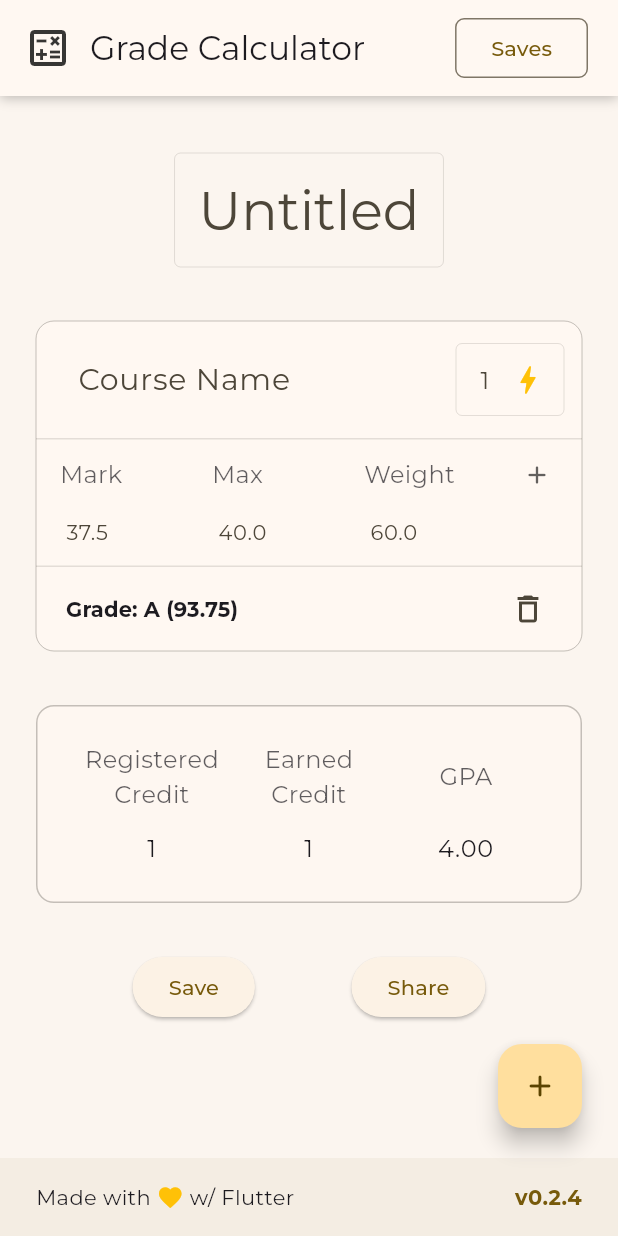
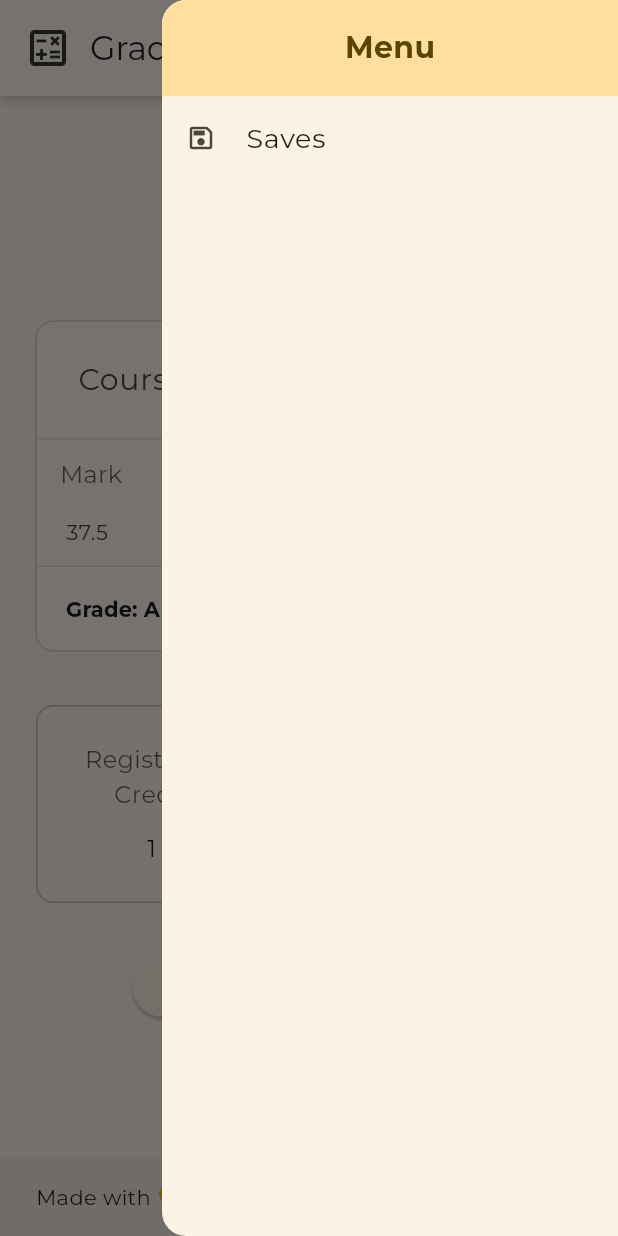
Before and after one commit to aminbadh/tbs_grade_calculator, a Flutter app: the screen it shows after launch, with the side drawer open (before the commit the screen has no drawer), on a phone screen of 412 x 824 dp. Run offline on Flutter 3.47's test engine with Material 3 defaults, Android fonts, the phone set to English and light mode, and no system bars; our stand-ins replace google_fonts, package_info_plus, shared_preferences.

Commit message:
Add End Drawer

```diff
--- /dev/null
+++ b/lib/components/end_drawer.dart
@@ -0,0 +1,39 @@
+import 'package:flutter/material.dart';
+
+class EndDrawer extends StatelessWidget {
+  const EndDrawer({super.key});
+
+  @override
+  Widget build(BuildContext context) {
+    return Drawer(
+      child: ListView(
+        children: [
+          Container(
+            color: Theme.of(context).colorScheme.primaryContainer,
+            height: 64,
+            child: Center(
+                child: Text(
+              'Menu',
+              style: TextStyle(
+                fontSize: 20,
+                fontWeight: FontWeight.bold,
+                color: Theme.of(context).colorScheme.onPrimaryContainer,
+              ),
+            )),
+          ),
+          ListTile(
+            title: const Text(
+              'Saves',
+              style: TextStyle(fontSize: 18),
+            ),
+            leading: const Icon(Icons.save_outlined, size: 20),
+            onTap: () {
+              Navigator.of(context).pop();
+              Navigator.of(context).pushNamed('/saves');
+            },
+          ),
+        ],
+      ),
+    );
+  }
+}
--- a/lib/components/navbar.dart
+++ b/lib/components/navbar.dart
@@ -1,4 +1,6 @@
 import 'package:flutter/material.dart';
+
+import '../utils.dart';
 
 class Navbar extends StatelessWidget {
   const Navbar({super.key});
@@ -6,6 +8,7 @@ class Navbar extends StatelessWidget {
   @override
   Widget build(BuildContext context) {
     final theme = Theme.of(context);
+    final sml = small(context);
 
     return Container(
       padding: const EdgeInsets.all(8.0),
@@ -47,8 +50,10 @@ class Navbar extends StatelessWidget {
           ),
           const Spacer(),
           Padding(
-            padding: const EdgeInsets.only(right: 12),
-            child: OutlinedButton(
+            padding: EdgeInsets.only(right: sml ? 4 : 8),
+            child: sml
+                ? const EndDrawerButton()
+                : OutlinedButton(
                     onPressed: () => Navigator.of(context).pushNamed('/saves'),
                     style: OutlinedButton.styleFrom(
                       shape: RoundedRectangleBorder(
--- a/lib/main.dart
+++ b/lib/main.dart
@@ -5,6 +5,7 @@ import 'package:google_fonts/google_fonts.dart';
 import 'package:provider/provider.dart';
 import 'package:shared_preferences/shared_preferences.dart';
 
+import 'components/end_drawer.dart';
 import 'components/footer.dart';
 import 'components/navbar.dart';
 import 'notifiers/document_state.dart';
@@ -53,6 +54,7 @@ class App extends StatelessWidget {
               preferredSize: Size.fromHeight(80),
               child: Navbar(),
             ),
+            endDrawer: small(context) ? const EndDrawer() : null,
             body: s.name == null ? const NotFoundScreen() : _body(s.name!),
             bottomNavigationBar: Footer(_),
           ),
--- a/lib/utils.dart
+++ b/lib/utils.dart
@@ -1,6 +1,8 @@
 import 'dart:math';
 
 import 'package:flutter/material.dart';
+
+import 'components/course_card.dart';
 
 Color scaffoldBackgroundColor(BuildContext context) => Color.alphaBlend(
       Theme.of(context).colorScheme.onBackground.withOpacity(0.015),
@@ -15,3 +17,6 @@ String getFooterMessage() {
   final _ = ['w/ Flutter', 'in 7ay 3icha'];
   return _[Random().nextInt(_.length)];
 }
+
+bool small(BuildContext context) =>
+    MediaQuery.of(context).size.width < CourseCard.width;
--- a/pubspec.yaml
+++ b/pubspec.yaml
@@ -1,7 +1,7 @@
 name: tbs_grade_calculator
 description: A new Flutter project.
 publish_to: 'none'
-version: 0.2.4
+version: 0.3.0
 
 environment:
   sdk: '>=3.2.3 <4.0.0'
```
Lines whose indentation alone changed are shown as unchanged.
